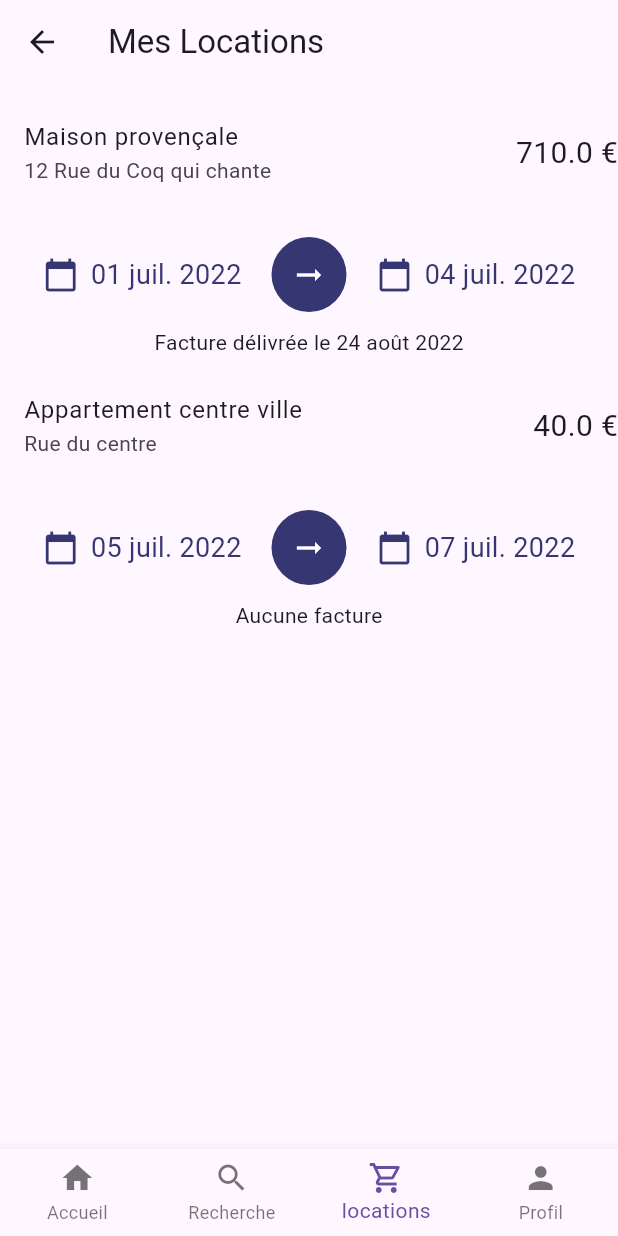
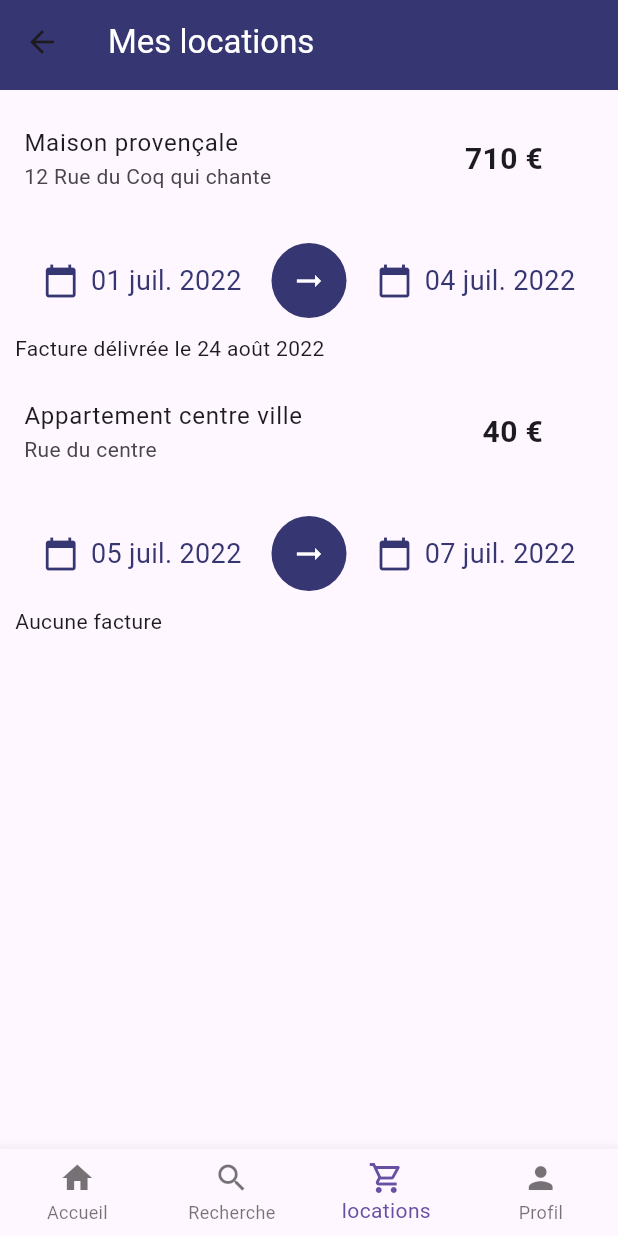
Before and after one commit to JokerPoix/Location, a Flutter app: the LocationList screen opened by its route, on a phone screen of 412 x 824 dp. Run offline on Flutter 3.47's test engine with Material 3 defaults, Android fonts, the phone set to English and light mode, and no system bars; our stand-ins replace email_validator, google_fonts.

Commit message:
td5 done

```diff
--- a/lib/main.dart
+++ b/lib/main.dart
@@ -12,6 +12,7 @@ import 'package:location/views/location_list.dart';
 import 'package:location/views/login_page.dart';
 import 'package:location/views/profil.dart';
 import 'package:location/views/share/bottom_navigation_bar_widget.dart';
+import 'package:location/views/share/custom_app_bar.dart';
 import 'package:location/views/validation_location.dart';
 
 void main() {
@@ -63,9 +64,7 @@ class MyHomePage extends StatelessWidget {
   Widget build(BuildContext context) {
     return Scaffold(
       bottomNavigationBar: BottomNavigationBarWidget(1),
-      appBar: AppBar(
-        title: Text(title),
-      ),
+      appBar: CustomAppBar(titleContent: title),
       body: Center(
         child: Column(
           children: [
--- a/lib/views/habitation_details.dart
+++ b/lib/views/habitation_details.dart
@@ -5,6 +5,7 @@ import 'package:location/share/location_style.dart';
 import 'package:location/share/location_text_style.dart';
 import 'package:location/views/resa_location.dart';
 import 'package:location/views/share/bottom_navigation_bar_widget.dart';
+import 'package:location/views/share/custom_app_bar.dart';
 import 'package:location/views/share/habitation_features_widget.dart';
 import 'package:location/views/share/habitation_option.dart';
 
@@ -20,9 +21,7 @@ class _HabitationDetailsState extends State<HabitationDetails> {
   @override
   Widget build(BuildContext context) {
     return Scaffold(
-      appBar: AppBar(
-        title: Text(widget._habitation.libelle),
-      ),
+      appBar: CustomAppBar(titleContent: widget._habitation.libelle),
       bottomNavigationBar: BottomNavigationBarWidget(2),
       body: ListView(
         padding: EdgeInsets.all(4.0),
--- a/lib/views/location_list.dart
+++ b/lib/views/location_list.dart
@@ -5,6 +5,7 @@ import 'package:location/models/location.dart';
 import 'package:location/services/habitation_service.dart';
 import 'package:location/services/location_service.dart';
 import 'package:location/views/share/bottom_navigation_bar_widget.dart';
+import 'package:location/views/share/custom_app_bar.dart';
 
 class LocationListArgument {
   final String routeNameNext;
@@ -34,9 +35,7 @@ class _LocationListState extends State<LocationList> {
   @override
   Widget build(BuildContext context) {
     return Scaffold(
-      appBar: AppBar(
-        title: const Text('Mes Locations'),
-      ),
+      appBar: const CustomAppBar(titleContent: 'Mes locations'),
       body: Center(
         child: FutureBuilder(
           future: _locations,
@@ -64,6 +63,8 @@ class _LocationListState extends State<LocationList> {
 
   _buildRow(Location location, BuildContext context) {
     return Column(
+      mainAxisAlignment: MainAxisAlignment.center,
+      crossAxisAlignment: CrossAxisAlignment.start,
       children: [
         Padding(
           padding: const EdgeInsets.symmetric(vertical: 10),
@@ -80,8 +81,12 @@ class _LocationListState extends State<LocationList> {
                       .adresse),
                 ),
               ),
-              Text('${location.montanttotal} €',
-                  style: const TextStyle(fontSize: 20)),
+              Padding(
+                padding: const EdgeInsets.only(right: 50),
+                child: Text('${location.montanttotal.toInt()} €',
+                    style: const TextStyle(
+                        fontSize: 20, fontWeight: FontWeight.bold)),
+              ),
             ],
           ),
         ),
@@ -131,10 +136,14 @@ class _LocationListState extends State<LocationList> {
             ],
           ),
         ),
-        Text(
-          location.facture != null
-              ? 'Facture délivrée le ${_formatDate(location.facture!.date)}'
-              : 'Aucune facture',
+        Padding(
+          padding: const EdgeInsets.only(left: 10),
+          child: Text(
+            location.facture != null
+                ? 'Facture délivrée le ${_formatDate(location.facture!.date)}'
+                : 'Aucune facture',
+            textAlign: TextAlign.start,
+          ),
         ),
       ],
     );
--- a/lib/views/resa_location.dart
+++ b/lib/views/resa_location.dart
@@ -4,6 +4,7 @@ import 'package:location/colors.dart';
 import 'package:location/models/habitation.dart';
 import 'package:location/views/login_page.dart';
 import 'package:location/views/share/bottom_navigation_bar_widget.dart';
+import 'package:location/views/share/custom_app_bar.dart';
 
 class ResaLocation extends StatefulWidget {
   final Habitation habitation;
@@ -40,9 +41,7 @@ class _ResaLocationState extends State<ResaLocation> {
   Widget build(BuildContext context) {
     return Scaffold(
       bottomNavigationBar: BottomNavigationBarWidget(2),
-      appBar: AppBar(
-        title: Text('Reservation'),
-      ),
+      appBar: const CustomAppBar(titleContent: 'Réservations'),
       body: ListView(
         padding: EdgeInsets.all(4.0),
         children: [
--- /dev/null
+++ b/lib/views/share/custom_app_bar.dart
@@ -0,0 +1,17 @@
+import 'package:flutter/material.dart';
+import 'package:location/colors.dart';
+
+class CustomAppBar extends StatelessWidget implements PreferredSizeWidget {
+  final String titleContent;
+  const CustomAppBar({required this.titleContent, super.key});
+
+  @override
+  Size get preferredSize => const Size.fromHeight(60.0);
+  @override
+  Widget build(BuildContext context) {
+    return AppBar(
+      backgroundColor: darkBlue,
+      title: Text(titleContent, style: const TextStyle(color: white)),
+    );
+  }
+}
```
Also changed, not shown: lib/views/habitation_list.dart (+4 -4 lines).
